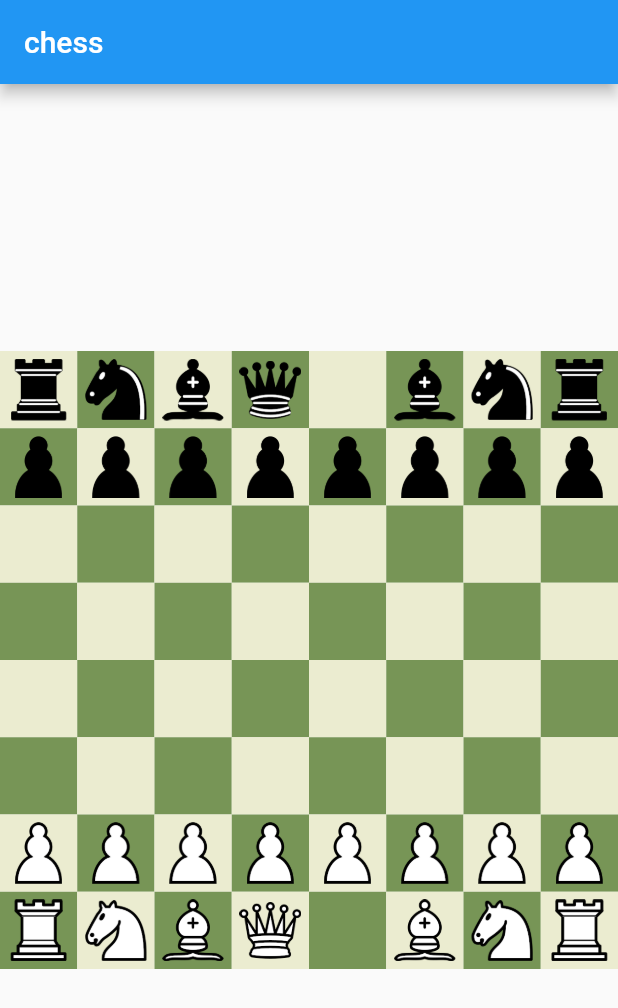
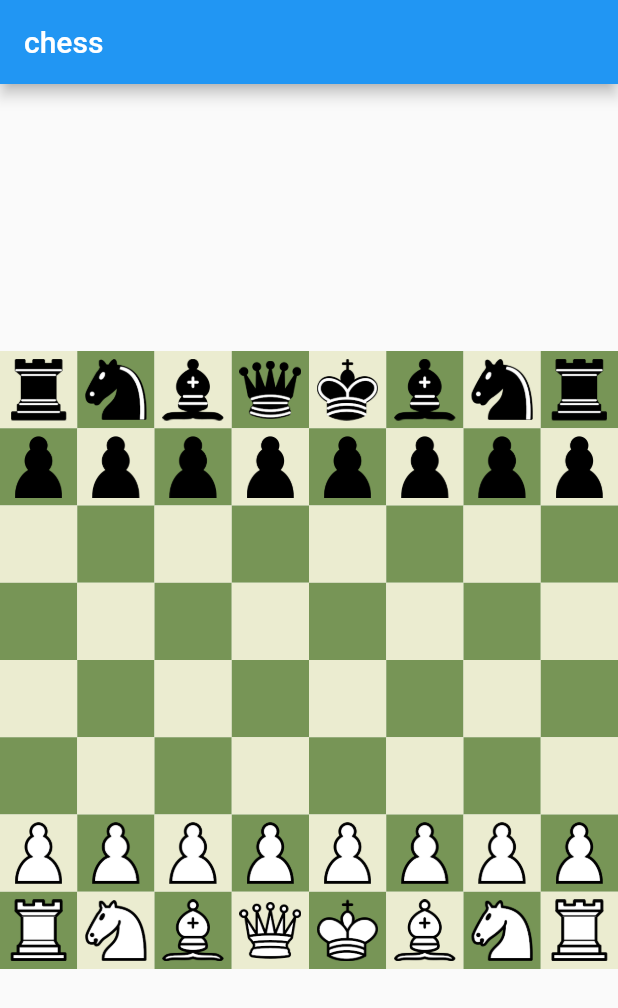
Before and after one commit to Mikhailli/Chess_App, a Flutter app: the screen it shows after launch, on a phone screen of 412 x 824 dp. Shown: the top 1008 px of the screen. Run offline on Flutter 3.47's test engine with Material 2 defaults, Android fonts, the phone set to English and light mode, and no system bars.

Commit message:
feat(gane_coordinator): change inital position

```diff
--- a/lib/game_coordinator.dart
+++ b/lib/game_coordinator.dart
@@ -1,5 +1,6 @@
 import 'package:chess/pieces/bishop.dart';
 import 'package:chess/pieces/chess_piece.dart';
+import 'package:chess/pieces/king.dart';
 import 'package:chess/pieces/pawn.dart';
 import 'package:chess/pieces/queen.dart';
 import 'package:chess/pieces/rook.dart';
@@ -12,7 +13,7 @@ class GameCoordinator {
   //final List<ChessPiece> blackPieces;
 
 
-  final List<ChessPiece> pieces;
+  List<ChessPiece> pieces = [];
 
   PlayerColor currentTurn = PlayerColor.white;
 
@@ -39,6 +40,7 @@ class GameCoordinator {
           Bishop(PlayerColor.white, Location(2, 0)),
           Bishop(PlayerColor.white, Location(5, 0)),
           Queen(PlayerColor.white, Location(3, 0)),
+          King(PlayerColor.white, Location(4, 0)),
           Pawn(PlayerColor.white, Location(0, 1)),
           Pawn(PlayerColor.white, Location(1, 1)),
           Pawn(PlayerColor.white, Location(2, 1)),
@@ -54,6 +56,7 @@ class GameCoordinator {
           Bishop(PlayerColor.black, Location(2, 7)),
           Bishop(PlayerColor.black, Location(5, 7)),
           Queen(PlayerColor.black, Location(3, 7)),
+          King(PlayerColor.black, Location(4, 7)),
           Pawn(PlayerColor.black, Location(0, 6)),
           Pawn(PlayerColor.black, Location(1, 6)),
           Pawn(PlayerColor.black, Location(2, 6)),
```
